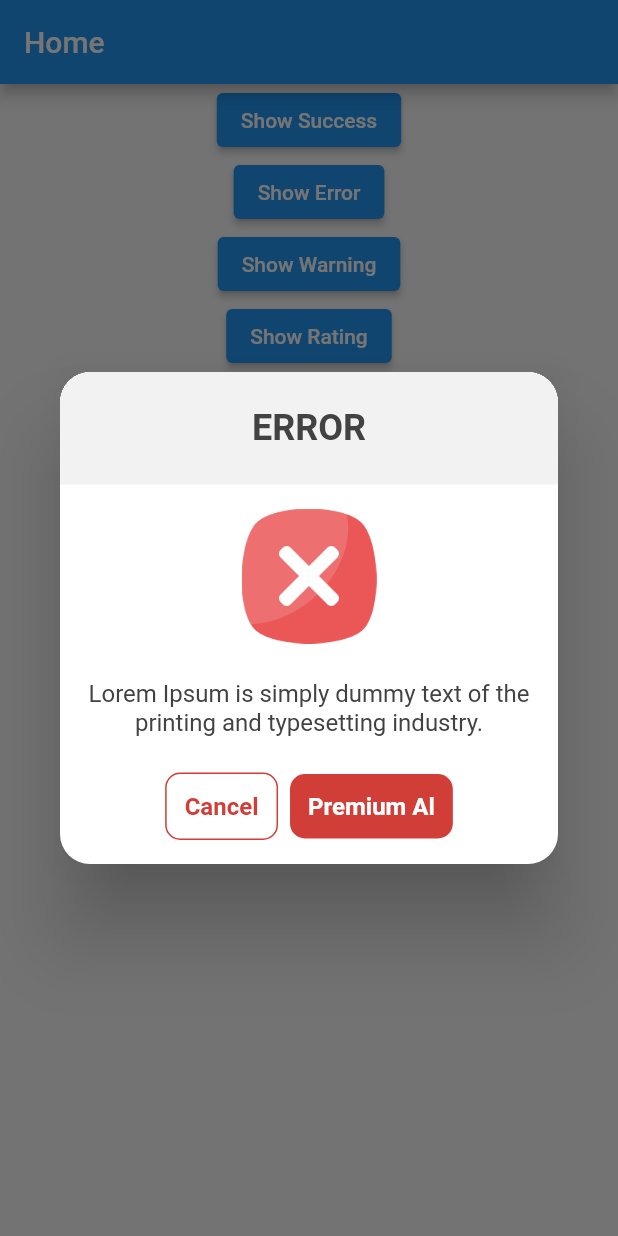
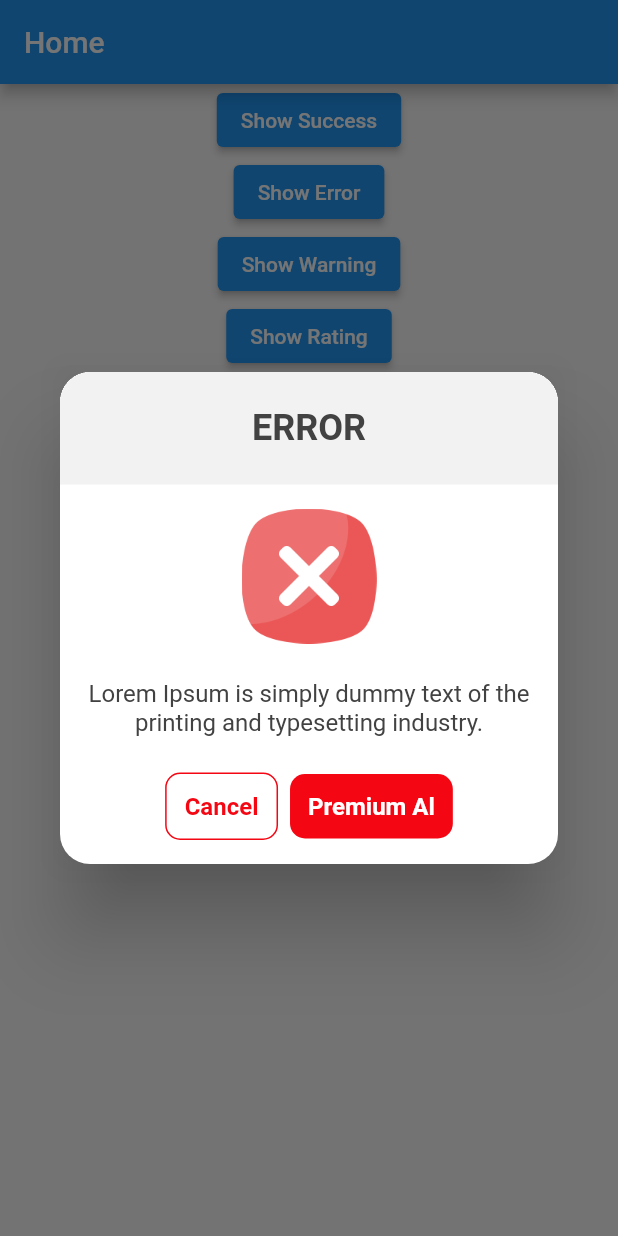
Before and after one commit to omeryilmazel/SwAlert, a Flutter app: the screen it shows after launch, after a tap on "Show Error", on a phone screen of 412 x 824 dp. Run offline on Flutter 3.47's test engine with Material 2 defaults, Android fonts, the phone set to English and light mode, and no system bars.

Commit message:
Update colors.dart

```diff
--- a/lib/src/styles/colors.dart
+++ b/lib/src/styles/colors.dart
@@ -2,6 +2,6 @@ import 'package:flutter/material.dart';
 
 class SwColors{
   static Color mainColor = Color(0xFF0067F4);
-  static Color errorColor = Color(0xFFD13E37);
-  static Color warningColor = Color(0xFFF4A362);
+  static Color errorColor = Color(0xFFF40612);
+  static Color warningColor = Color(0xFFFFC600);
 }
```
